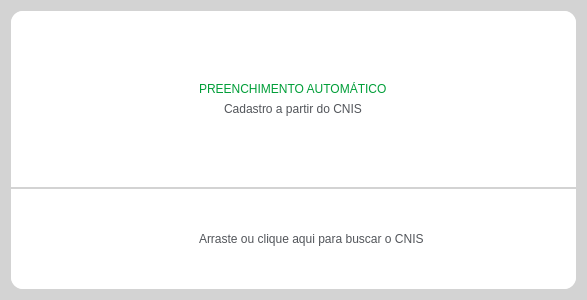
Above: Design/UI/wdgEnviaCNIS.ui from newprev/PrevCliente before the change. Below: the same form after it.
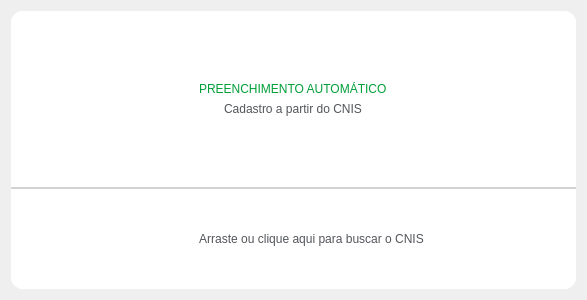
That is the form after the change. Icons and pictures are not drawn.

What changed in the file:
```diff
--- a/Design/UI/wdgEnviaCNIS.ui
+++ b/Design/UI/wdgEnviaCNIS.ui
@@ -14,9 +14,9 @@
    <string>Form</string>
   </property>
   <property name="styleSheet">
-   <string notr="true">#wdgEnviaCNIS {
+   <string notr="true">/*#wdgEnviaCNIS {
 	background-color: lightgrey;
-}
+}*/
 
 /*---------------------------------------- Frame ----------------------------------------*/
 #frPrincipal, #frTop, #frBottom{
@@ -45,6 +45,15 @@
 #lbSubtitulo, #lbInfoBottom {
 	font: 12pt &quot;Avenir LT Std&quot;;
 	color: #52555A;
+}
+
+/*---------------------------------------- Push button ----------------------------------------*/
+#pbBuscaCNIS {
+	font: 12pt &quot;Avenir LT Std&quot;;
+	color: #52555A;
+
+	background-color: white;
+	border: 0px solid white;
 }</string>
   </property>
   <layout class="QGridLayout" name="gridLayout">
@@ -221,7 +230,7 @@
           </widget>
          </item>
          <item>
-          <widget class="QLabel" name="lbInfoBottom">
+          <widget class="QPushButton" name="pbBuscaCNIS">
            <property name="text">
             <string>Arraste ou clique aqui para buscar o CNIS</string>
            </property>
```
Left out of the diff: 6 changed lines with no effect on the pictures.
